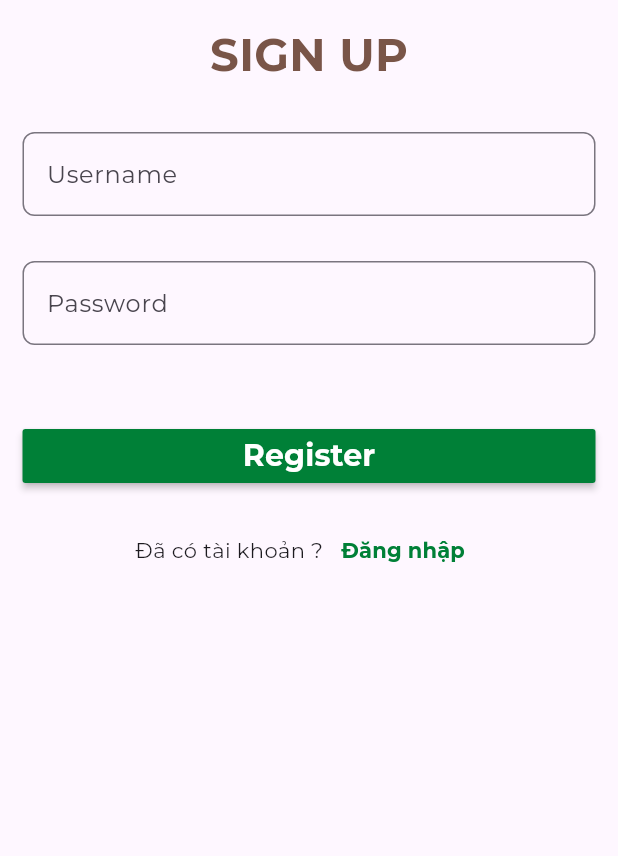
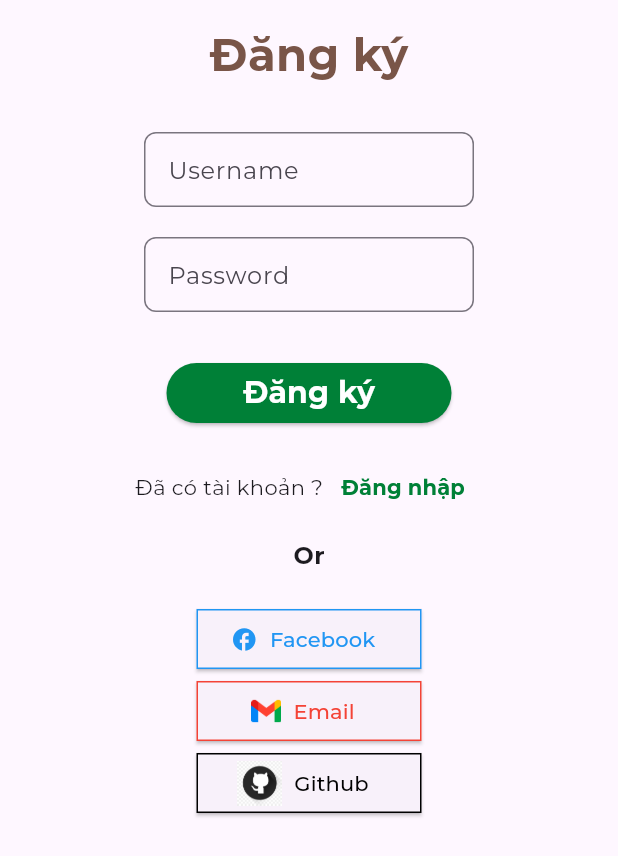
Before and after one commit to lacvu2003/doantotnghiep_flutter, a Flutter app: the screen it shows after launch, after a tap on "Đăng ký", on a phone screen of 412 x 824 dp. Shown: the top 856 px of the screen. Run offline on Flutter 3.47's test engine with Material 2 defaults, Android fonts, the phone set to English and light mode, and no system bars; our stand-ins replace fluttertoast; network calls fail.

Commit message:
update dangky

```diff
--- a/lib/HomePage.dart
+++ b/lib/HomePage.dart
@@ -1,3 +1,5 @@
+import 'dart:async';
+
 import 'package:doantotnghiep/LandingPage/dangky.dart';
 import 'package:doantotnghiep/LandingPage/dangnhap.dart';
 import 'package:doantotnghiep/values/app_colors.dart';
@@ -20,14 +22,40 @@ class _HomePageState extends State<HomePage> {
     "5.png",
   ];
 
+  late Timer _timer;
+
   int _currentIndex = 0;
   PageController _pageController = new PageController();
+
+  void initState() {
+    super.initState();
+    _timer = Timer.periodic(Duration(seconds: 2), (Timer timer) {
+      if (_currentIndex < 4) {
+        _currentIndex++;
+      } else {
+        _currentIndex = 0;
+      }
+
+      _pageController.animateToPage(
+        _currentIndex,
+        duration: Duration(milliseconds: 350),
+        curve: Curves.ease,
+      );
+    });
+  }
+
+  @override
+  void dispose() {
+    super.dispose();
+    _timer?.cancel();
+  }
 
   @override
   Widget build(BuildContext context) {
     SystemChrome.setEnabledSystemUIMode(SystemUiMode.manual, overlays: []);
     Size size = MediaQuery.of(context).size;
     return Scaffold(
+      backgroundColor: Colors.grey[200],
       body: Container(
         child: Column(
           children: [
@@ -83,7 +111,7 @@ class _HomePageState extends State<HomePage> {
                       width: double.maxFinite,
                       height: double.maxFinite,
                       decoration: BoxDecoration(
-                          borderRadius: BorderRadius.circular(50),
+                          borderRadius: BorderRadius.circular(30),
                           image: DecorationImage(
                             image: AssetImage(
                                 "assets/image/imageapp/" + img[index]),
@@ -146,7 +174,8 @@ class _HomePageState extends State<HomePage> {
                             padding: const EdgeInsets.only(top: 0),
                             child: ElevatedButton(
                                 style: ElevatedButton.styleFrom(
-                                    foregroundColor: AppColor.mainColor),
+                                    foregroundColor: AppColor.mainColor,
+                                    backgroundColor: Colors.white),
                                 onPressed: () {
                                   Navigator.push(
                                       context,
--- a/lib/LandingPage/dangky.dart
+++ b/lib/LandingPage/dangky.dart
@@ -1,6 +1,7 @@
 import 'dart:convert';
 import 'package:doantotnghiep/LandingPage/dangnhap.dart';
 import 'package:doantotnghiep/values/app_colors.dart';
+import 'package:doantotnghiep/values/app_style.dart';
 import 'package:flutter/material.dart';
 import 'package:fluttertoast/fluttertoast.dart';
 import 'package:http/http.dart' as http;
@@ -48,14 +49,17 @@ class _RegisterState extends State<Register> {
   @override
   Widget build(BuildContext context) {
     return Scaffold(
-      body: Container(
+      body: SingleChildScrollView(
+        child: Column(
+          children: [
+            Container(
               child: Column(
                 verticalDirection: VerticalDirection.down,
                 children: <Widget>[
                   Padding(
                     padding: const EdgeInsets.all(15),
                     child: Text(
-                'SIGN UP',
+                      'Đăng ký',
                       style: TextStyle(
                           fontSize: 30,
                           fontWeight: FontWeight.bold,
@@ -64,6 +68,9 @@ class _RegisterState extends State<Register> {
                   ),
                   Padding(
                     padding: const EdgeInsets.all(15),
+                    child: Container(
+                      width: 220,
+                      height: 50,
                       child: TextField(
                         controller: user,
                         decoration: InputDecoration(
@@ -72,8 +79,13 @@ class _RegisterState extends State<Register> {
                                 borderRadius: BorderRadius.circular(8))),
                       ),
                     ),
+                  ),
                   Padding(
-              padding: const EdgeInsets.all(15),
+                    padding:
+                        const EdgeInsets.symmetric(horizontal: 15, vertical: 5),
+                    child: Container(
+                      width: 220,
+                      height: 50,
                       child: TextField(
                         controller: password,
                         obscureText: true,
@@ -83,31 +95,31 @@ class _RegisterState extends State<Register> {
                                 borderRadius: BorderRadius.circular(8))),
                       ),
                     ),
-            SizedBox(height: 20),
+                  ),
+                  SizedBox(height: 10),
                   Container(
+                    width: 220,
                     padding: const EdgeInsets.all(15),
-              child: Row(
-                children: <Widget>[
-                  Expanded(
-                      child: MaterialButton(
+                    child: ElevatedButton(
+                      style: ElevatedButton.styleFrom(
+                        backgroundColor: AppColor.mainColor,
+                      ),
                       onPressed: () {
                         register();
                       },
-                    color: AppColor.mainColor,
                       child: Text(
-                      "Register",
+                        "Đăng ký",
                         style: TextStyle(
                             fontSize: 20,
                             fontWeight: FontWeight.bold,
                             color: Colors.white),
                       ),
-                  )),
-                ],
                     ),
                   ),
                   Container(
-              child:
-                  Row(mainAxisAlignment: MainAxisAlignment.center, children: [
+                    child: Row(
+                        mainAxisAlignment: MainAxisAlignment.center,
+                        children: [
                           Text(
                             "Đã có tài khoản ?",
                           ),
@@ -129,6 +141,92 @@ class _RegisterState extends State<Register> {
                 ],
               ),
             ),
+            SizedBox(
+              height: 10,
+            ),
+            Container(
+              child: Text(
+                "Or",
+                style: TextStyle(fontWeight: FontWeight.bold, fontSize: 16),
+              ),
+            ),
+            SizedBox(
+              height: 20,
+            ),
+            Container(
+              child: Column(children: [
+                Container(
+                  width: 150,
+                  child: ElevatedButton.icon(
+                    icon: Icon(
+                      Icons.facebook,
+                      color: Colors.blue,
+                    ),
+                    style: ButtonStyle(
+                      shape: MaterialStateProperty.all<RoundedRectangleBorder>(
+                          RoundedRectangleBorder(
+                        // borderRadius: BorderRadius.circular(18.0),
+                        side: BorderSide(color: Colors.blue),
+                      )),
+                    ),
+                    onPressed: () {},
+                    label: Text(
+                      "Facebook",
+                      style: TextStyle(color: Colors.blue),
+                    ),
+                  ),
+                ),
+                Container(
+                  width: 150,
+                  child: ElevatedButton.icon(
+                    icon: new Image.asset(
+                      "assets/icon/gmail.png",
+                      width: 20,
+                      height: 20,
+                    ),
+                    style: ButtonStyle(
+                      shape: MaterialStateProperty.all<RoundedRectangleBorder>(
+                          RoundedRectangleBorder(
+                        // borderRadius: BorderRadius.circular(18.0),
+                        side: BorderSide(color: Colors.red),
+                      )),
+                    ),
+                    onPressed: () {},
+                    label: Text(
+                      "Email",
+                      style: TextStyle(color: Colors.red),
+                    ),
+                  ),
+                ),
+                Container(
+                  width: 150,
+                  child: ElevatedButton.icon(
+                    icon: new Image.asset(
+                      "assets/icon/github.png",
+                      width: 30,
+                      height: 30,
+                    ),
+                    style: ButtonStyle(
+                        shape:
+                            MaterialStateProperty.all<RoundedRectangleBorder>(
+                                RoundedRectangleBorder(
+                          // borderRadius: BorderRadius.circular(18.0),
+                          side: BorderSide(color: Colors.black),
+                        )),
+                        foregroundColor:
+                            MaterialStateProperty.all(Colors.white)),
+                    onPressed: () {},
+                    label: Text(
+                      "Github",
+                      style: TextStyle(color: Colors.black),
+                    ),
+                  ),
+                )
+              ]),
+            )
+          ],
+        ),
+      ),
     );
   }
 }
--- a/lib/LandingPage/dangnhap.dart
+++ b/lib/LandingPage/dangnhap.dart
@@ -80,8 +80,10 @@ class _LoginState extends State<Login> {
             padding: const EdgeInsets.all(15),
             child: TextField(
               controller: password,
+              //dinh dang kieu password
               obscureText: true,
               decoration: InputDecoration(
+                  //dinh dang textfield giong google
                   labelText: 'Password',
                   border: OutlineInputBorder(
                       borderRadius: BorderRadius.circular(8))),
```
Also changed, not shown: assets/icon/github.png (added), assets/icon/gmail.png (added). Lines whose indentation alone changed are shown as unchanged.
